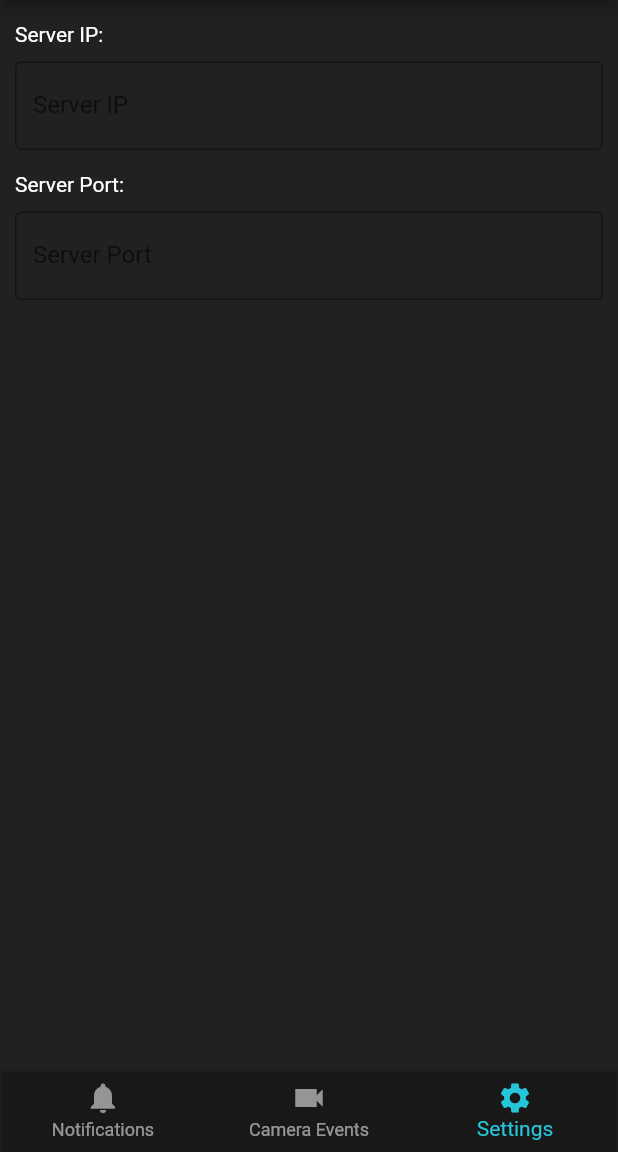
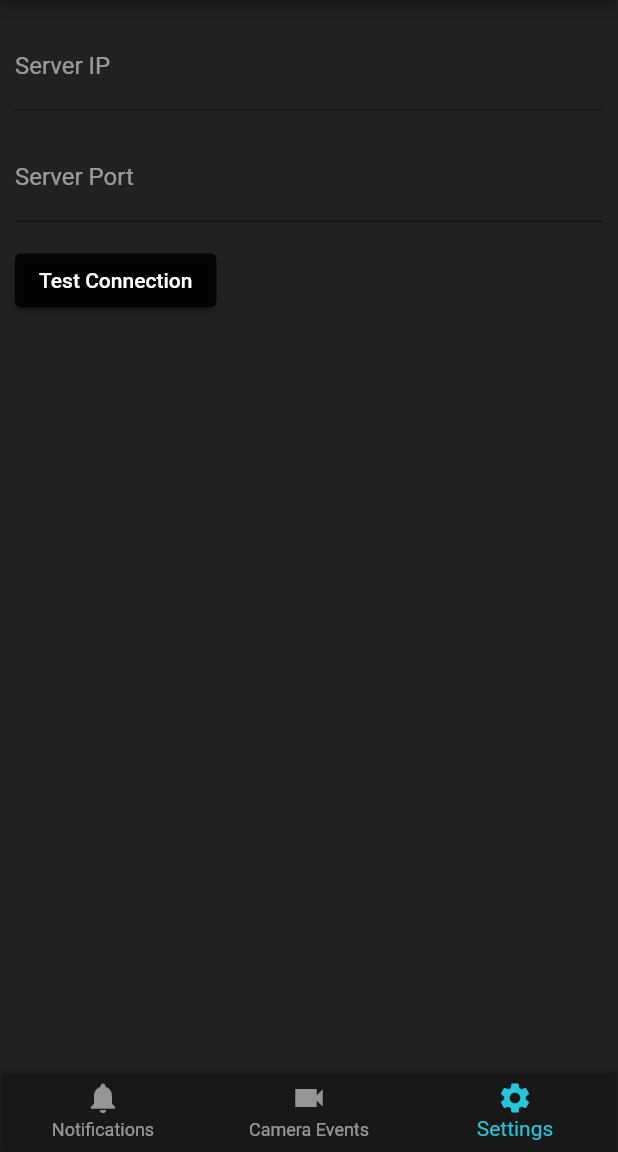
Before and after one commit to alamo3/OSCW-Mobile, a Flutter app: the screen it shows after launch, item 3 of the bottom bar chosen, on a phone screen of 412 x 824 dp, the part 84-1236 px from its top. Run offline on Flutter 3.47's test engine with Material 2 defaults, Android fonts, the phone set to English and light mode, and no system bars.

Commit message:
More Settings stuff

```diff
--- a/lib/pages/settings.dart
+++ b/lib/pages/settings.dart
@@ -16,27 +16,39 @@ class _SettingsPageState extends State<SettingsPage> {
         child:
           Column(
             crossAxisAlignment: CrossAxisAlignment.start,
-            children: const [
-              Text('Server IP:', style: TextStyle(color: Colors.white),),
-              SizedBox(height: 10.0,),
-              TextField(
+            children: [
+
+              const TextField(
                 obscureText: false,
                 decoration: InputDecoration(
-                  border: OutlineInputBorder(),
-                  labelText: 'Server IP',
-                  hintText: 'Public IP Address of the OSCW desktop server'
+                    labelText: 'Server IP',
+                    hintText: 'xx.xx.xx.xx',
+                    hintStyle: TextStyle(color: Colors.grey),
+                    labelStyle: TextStyle(color: Colors.white54)
+                ),
+              ),
+
+              SizedBox(height: 15.0,),
+
+              const TextField(
+                style: TextStyle(color: Colors.white),
+                decoration: InputDecoration(
+                    labelText: 'Server Port',
+                    hintText: '0-65535',
+                    hintStyle: TextStyle(color: Colors.grey),
+                    labelStyle: TextStyle(color: Colors.white54)
                 ),
               ),
               SizedBox(height: 15.0,),
-              Text('Server Port:', style: TextStyle(color: Colors.white),),
-              SizedBox(height: 10.0,),
-              TextField(
-                decoration: InputDecoration(
-                  border: OutlineInputBorder(),
-                  labelText: 'Server Port',
-                  hintText: 'Port of the OSCW desktop server'
-                ),
-              )
+              ElevatedButton(
+                  onPressed: (){},
+                  child: const Text('Test Connection'),
+                  style: ButtonStyle(
+                      backgroundColor: MaterialStateProperty.all<Color>(Colors.black87)
+                  ),
+
+              ),
+
           ]
           ),
       ),
```
